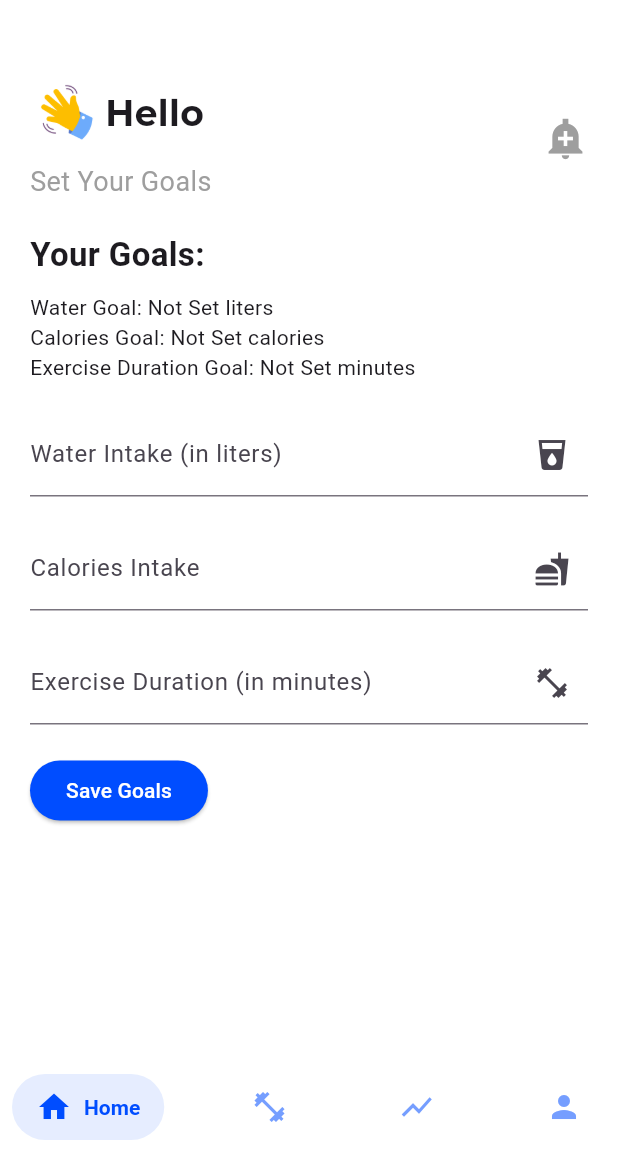
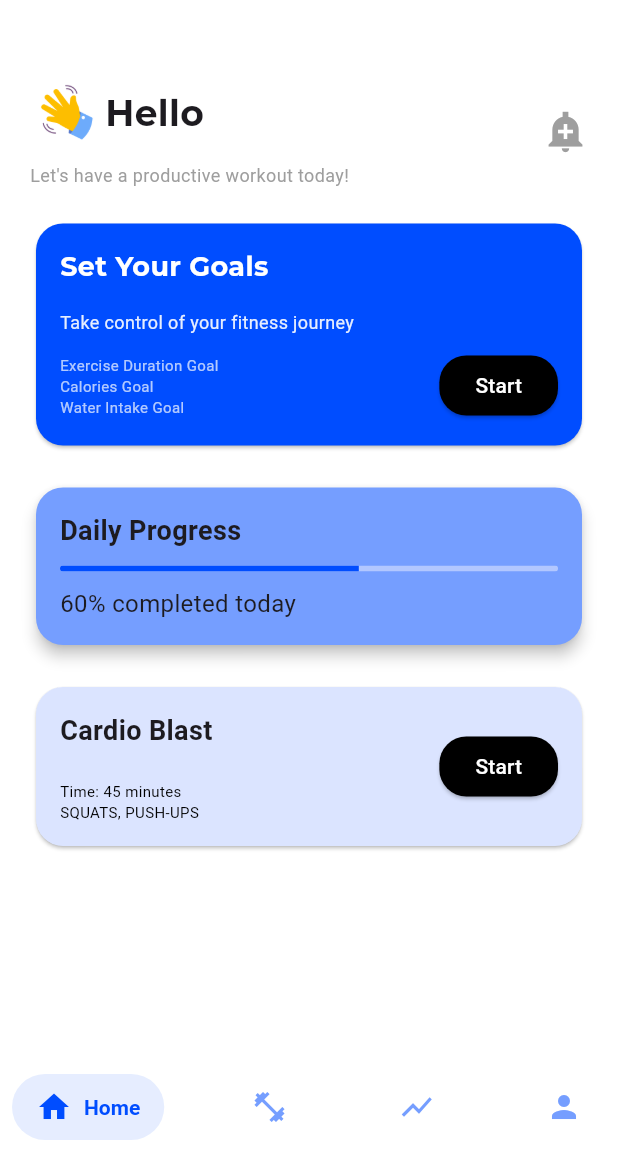
Before and after one commit to SarahA7med/health_trial, a Flutter app: the HomePage screen opened directly, on a phone screen of 412 x 824 dp, the part 84-1236 px from its top. Run offline on Flutter 3.47's test engine with Material 3 defaults, Android fonts, the phone set to English and light mode, and no system bars; drawn by our look-alikes of salomon_bottom_bar; our stand-ins replace carousel_slider, cloud_firestore, firebase_auth, firebase_core, flutter_speed_dial, numberpicker and 3 more; accounts and stored records are empty; project files that could hold a hidden picture were left out.

Commit message:
finish all ui

```diff
--- a/lib/Screens/HomeScreen.dart
+++ b/lib/Screens/HomeScreen.dart
@@ -5,6 +5,8 @@ import '../ViewModels/goals_viewmodel.dart';
 import 'package:firebase_auth/firebase_auth.dart';
 import 'package:shared_preferences/shared_preferences.dart';
 import 'package:cloud_firestore/cloud_firestore.dart';
+
+import 'Home_State.dart';
 
 class Homescreen extends StatelessWidget {
   final TextEditingController waterController = TextEditingController();
@@ -18,8 +20,8 @@ class Homescreen extends StatelessWidget {
       create: (context) => UserViewModel()..fetchUserData(),
       child: Scaffold(
         appBar: AppBar(
-          title: Text('Fitness Tracker',style:TextStyle(color: Colors.white),),
-          backgroundColor: Color(0xFF004DFF),
+          title: const Text('Fitness Tracker',style:TextStyle(color: Colors.white),),
+          backgroundColor: const Color(0xFF004DFF),
         ),
         backgroundColor: Colors.white,
         body: SingleChildScrollView(
@@ -40,14 +42,14 @@ class Homescreen extends StatelessWidget {
                           children: [
                             Row(
                               children: [
-                                Image(
+                                const Image(
                                   image: AssetImage("assets/waving-hand.png"),
                                   height: 50,
                                   width: 50,
                                 ),
                                 Text(
                                   "Hello  ${viewModel.userName ?? ' '}",
-                                  style: TextStyle(
+                                  style: const TextStyle(
                                     fontSize: 24,
                                     fontFamily: 'Montserrat',
                                     fontWeight: FontWeight.bold,
@@ -55,8 +57,8 @@ class Homescreen extends StatelessWidget {
                                 ),
                               ],
                             ),
-                            SizedBox(height: 8),
-                            Text(
+                            const SizedBox(height: 8),
+                            const Text(
                               "Set Your Goals",
                               style: TextStyle(
                                 fontSize: 18,
@@ -65,7 +67,7 @@ class Homescreen extends StatelessWidget {
                             ),
                           ],
                         ),
-                        Icon(Icons.add_alert_sharp, size: 30, color: Colors.grey),
+                        const Icon(Icons.add_alert_sharp, size: 30, color: Colors.grey),
                       ],
                     );
                   },
@@ -78,61 +80,88 @@ class Homescreen extends StatelessWidget {
                     return Column(
                       crossAxisAlignment: CrossAxisAlignment.start,
                       children: [
-                        Text(
+                        const Text(
                           "Your Goals:",
                           style: TextStyle(
                             fontSize: 22,
                             fontWeight: FontWeight.bold,
                           ),
                         ),
-                        SizedBox(height: 10),
+                        const SizedBox(height: 10),
                         Text("Water Goal: ${viewModel.waterGoal ?? 'Not Set'} liters"),
                         Text("Calories Goal: ${viewModel.caloriesGoal ?? 'Not Set'} calories"),
                         Text("Exercise Duration Goal: ${viewModel.exerciseDurationGoal ?? 'Not Set'} minutes"),
-                        SizedBox(height: 20),
+                        const SizedBox(height: 20),
                       ],
                     );
                   },
                 ),
 
                 // Water Intake Field
-                TextFormField(
+                Card(
+                  color: const Color(0xffB1c8ff),
+                  shape: RoundedRectangleBorder(
+                    borderRadius: BorderRadius.circular(18),
+                  ),
+                  child: Padding(
+                    padding: const EdgeInsets.only(left: 16.0,right: 16,bottom: 30,top: 30),
+                    child: TextFormField(
                       controller: waterController,
-                  keyboardType: TextInputType.numberWithOptions(decimal: true),
-                  decoration: InputDecoration(
+                      keyboardType: const TextInputType.numberWithOptions(decimal: true),
+                      decoration: const InputDecoration(
                         labelText: "Water Intake (in liters)",
                         hintText: "Enter amount of water (liter)",
                         suffixIcon: Icon(Icons.local_drink),
                       ),
                     ),
+                  ),
+                ),
                 const SizedBox(height: 20),
 
                 // Calories Intake Field
-                TextFormField(
+                Card(
+                  color: const Color(0xff759eff),
+                  shape: RoundedRectangleBorder(
+                    borderRadius: BorderRadius.circular(18),
+                  ),
+                  child: Padding(
+                    padding: const EdgeInsets.only(left: 16.0,right: 16,bottom: 30,top: 30),                    child: TextFormField(
                       controller: caloriesController,
                       keyboardType: TextInputType.number,
-                  decoration: InputDecoration(
+                      decoration: const InputDecoration(
                         labelText: "Calories Intake",
                         hintText: "Enter calories (e.g. 2000)",
                         suffixIcon: Icon(Icons.fastfood),
                       ),
                     ),
+                  ),
+                ),
                 const SizedBox(height: 20),
 
                 // Exercise Duration Field
-                TextFormField(
+                Card(
+                  color: const Color(0xffDbe4ff),
+                  shape: RoundedRectangleBorder(
+                    borderRadius: BorderRadius.circular(18),
+                  ),
+                  child: Padding(
+                    padding: const EdgeInsets.only(left: 16.0,right: 16,bottom: 30,top: 30),
+                    child: TextFormField(
                       controller: exerciseDurationController,
                       keyboardType: TextInputType.number,
-                  decoration: InputDecoration(
+                      decoration: const InputDecoration(
                         labelText: "Exercise Duration (in minutes)",
                         hintText: "Enter duration (e.g. 30)",
                         suffixIcon: Icon(Icons.fitness_center),
+                      ),
+                    ),
                   ),
                 ),
                 const SizedBox(height: 20),
 
                 // save goals button
                 ElevatedButton(
+
                   onPressed: () async {
 
                     String waterInput = waterController.text;
@@ -143,7 +172,7 @@ class Homescreen extends StatelessWidget {
                     double? waterGoal = double.tryParse(waterInput);
                     if (waterGoal == null || waterGoal < 1.0 || waterGoal > 7.0||waterGoal<0) {
                       ScaffoldMessenger.of(context).showSnackBar(
-                        SnackBar(
+                        const SnackBar(
                           content: Text("Invalid water input. Must be between 1 and 7 liters."),
                           backgroundColor: Colors.red,
                         ),
@@ -156,7 +185,7 @@ class Homescreen extends StatelessWidget {
                     int? caloriesGoal = int.tryParse(caloriesInput);
                     if (caloriesGoal == null || caloriesGoal <= 0) {
                       ScaffoldMessenger.of(context).showSnackBar(
-                        SnackBar(
+                        const SnackBar(
                           content: Text("Invalid colories input. Must be  positive and not null ."),
                           backgroundColor: Colors.red,
                         ),
@@ -169,7 +198,7 @@ class Homescreen extends StatelessWidget {
                     int? exerciseDurationGoal = int.tryParse(durationInput);
                     if (exerciseDurationGoal == null || exerciseDurationGoal < 10 || exerciseDurationGoal > 120) {
                       ScaffoldMessenger.of(context).showSnackBar(
-                        SnackBar(
+                        const SnackBar(
                           content: Text("Invalid water input. Must be between 10 and 120 minutes."),
                           backgroundColor: Colors.red,
                         ),
@@ -183,10 +212,12 @@ class Homescreen extends StatelessWidget {
                         .saveUserGoals(waterGoal, caloriesGoal, exerciseDurationGoal,context);
                   },
                   style: ElevatedButton.styleFrom(
-                    backgroundColor: Color(0xFF004DFF),
+                    backgroundColor: const Color(0xFF004DFF),
+
                   ),
-                  child: Text('Save Goals', style: TextStyle(color: Colors.white)),
+                  child: const Text('Save Goals', style: TextStyle(color: Colors.white)),
                 ),
+
               ],
             ),
           ),
--- a/lib/Screens/Home_State.dart
+++ b/lib/Screens/Home_State.dart
@@ -3,6 +3,7 @@ import 'package:salomon_bottom_bar/salomon_bottom_bar.dart';
 import 'HomeScreen.dart';
 import 'ProfileScreen.dart';
 import 'ProgressScreen.dart';
+import 'dash_board.dart';
 import 'workoutplan.dart';
 
 class HomePage extends StatefulWidget {
@@ -21,7 +22,8 @@ final _items=[
   SalomonBottomBarItem(icon: const Icon(Icons.person), title:const Text('Profile'))
 ];
   final List<Widget> _screens = [
-    Homescreen(),
+    DashBoard(),
+
     const WorkoutPlan(), // Ensure this class is named correctly
   const Progress(), // Ensure this class is named correctly
     const ProfileWidget( ), // Ensure this class is named correctly
--- a/lib/Screens/WaterTrackerPage.dart
+++ b/lib/Screens/WaterTrackerPage.dart
@@ -48,9 +48,9 @@ class _WaterTrackerPageState extends State<WaterTrackerPage> {
               duration: const Duration(milliseconds: 500), // Animation duration
               width: 150, // Set width to match the cup
               height: cupHeight, // Dynamically change height based on water consumed
-              decoration: BoxDecoration(
+              decoration: const BoxDecoration(
                 color: Colors.lightBlue, // Water color
-                borderRadius: const BorderRadius.only(
+                borderRadius: BorderRadius.only(
                   topLeft: Radius.circular(15.0),
                   topRight: Radius.circular(15.0),
                 ), // Curved top edge to simulate water rising
--- /dev/null
+++ b/lib/Screens/dash_board.dart
@@ -0,0 +1,262 @@
+import 'package:flutter/cupertino.dart';
+import 'package:flutter/material.dart';
+import 'package:provider/provider.dart';
+import '../ViewModels/goals_viewmodel.dart';
+import 'package:firebase_auth/firebase_auth.dart';
+import 'package:shared_preferences/shared_preferences.dart';
+import 'package:cloud_firestore/cloud_firestore.dart';
+
+import 'HomeScreen.dart';
+import 'Home_State.dart';
+
+class DashBoard extends StatelessWidget {
+
+
+
+  @override
+  Widget build(BuildContext context) {
+    return ChangeNotifierProvider(
+      create: (context) => UserViewModel()..fetchUserData(),
+      child: Scaffold(
+        appBar: AppBar(
+          title: const Text('Fitness Tracker',style:TextStyle(color: Colors.white),),
+          backgroundColor: const Color(0xFF004DFF),
+        ),
+        backgroundColor: Colors.white,
+        body: SingleChildScrollView(
+          child: Padding(
+            padding: const EdgeInsets.symmetric(horizontal: 20),
+            child: Column(
+              crossAxisAlignment: CrossAxisAlignment.start,
+              children: [
+                const SizedBox(height: 50),
+                // Greeting Section
+                Consumer<UserViewModel>(
+                  builder: (context, viewModel, child) {
+                    return Row(
+                      mainAxisAlignment: MainAxisAlignment.spaceBetween,
+                      children: [
+                        Column(
+                          crossAxisAlignment: CrossAxisAlignment.start,
+                          children: [
+                            Row(
+                              children: [
+                                const Image(
+                                  image: AssetImage("assets/waving-hand.png"),
+                                  height: 50,
+                                  width: 50,
+                                ),
+                                Text(
+                                  "Hello  ${viewModel.userName ?? ' '}",
+                                  style: const TextStyle(
+                                    fontSize: 24,
+                                    fontFamily: 'Montserrat',
+                                    fontWeight: FontWeight.bold,
+                                  ),
+                                ),
+                              ],
+                            ),
+                            const SizedBox(height: 8),
+                            const Text(
+                              "Let's have a productive workout today!",
+                              style: TextStyle(
+                                fontSize: 12,
+                                color: Colors.grey,
+                              ),
+                            ),
+                          ],
+                        ),
+                        const Icon(Icons.add_alert_sharp, size: 30, color: Colors.grey),
+                      ],
+                    );
+                  },
+                ),
+                const SizedBox(height: 20),
+
+                // show goals
+                // Daily Challenge Section
+                Card(
+                  color: const Color(0xFF004dff), // Blue background
+                  shape: RoundedRectangleBorder(
+                    borderRadius: BorderRadius.circular(18),
+                  ),
+                  child: Padding(
+                    padding: const EdgeInsets.all(16.0),
+                    child: Column(
+                      crossAxisAlignment: CrossAxisAlignment.start,
+                      children: [
+                        const Text(
+                          "Set Your Goals",
+                          style: TextStyle(
+                            fontSize: 18,
+                            fontFamily: 'Montserrat',
+                            color: Colors.white,
+                            fontWeight: FontWeight.bold,
+                          ),
+                        ),
+                        const SizedBox(height: 15),
+                        Text(
+                          "Take control of your fitness journey",
+                          style: TextStyle(
+                            fontSize: 12,
+                            color: Colors.white.withOpacity(0.9),
+                          ),
+                        ),
+                        const SizedBox(height: 10),
+                        Row(
+                          mainAxisAlignment: MainAxisAlignment.spaceBetween,
+                          children: [
+                            const Column(
+                              crossAxisAlignment: CrossAxisAlignment.start,
+                              children: [
+                                Text(
+                                  "Exercise Duration Goal",
+                                  style: TextStyle(
+                                    fontSize: 10,
+                                    color: Colors.white70,
+                                  ),
+                                ),
+                                Text(
+                                  "Calories Goal",
+                                  style: TextStyle(
+                                    fontSize: 10,
+                                    color: Colors.white70,
+                                  ),
+                                ),
+                                Text(
+                                  "Water Intake Goal",
+                                  style: TextStyle(
+                                    fontSize: 10,
+                                    color: Colors.white70,
+                                  ),
+                                ),
+                              ],
+                            ),
+                            ElevatedButton(
+                              onPressed: () {
+                                Navigator.of(context).push(MaterialPageRoute(
+                                    builder: (context) => Homescreen()));
+                              },
+                              style: ElevatedButton.styleFrom(
+                                backgroundColor: Colors.black,
+                                shape: RoundedRectangleBorder(
+                                  borderRadius: BorderRadius.circular(18),
+                                ),
+                              ),
+                              child: const Text(
+                                "Start",
+                                style: TextStyle(color: Colors.white),
+                              ),
+                            ),
+                          ],
+                        ),
+                      ],
+                    ),
+                  ),
+                ),
+                const SizedBox(height: 20),
+
+                // Daily Progress Section
+                Card(
+                  color: const Color(0xff759eff),
+                  shape: RoundedRectangleBorder(
+                    borderRadius: BorderRadius.circular(18),
+                  ),
+                  elevation: 4,
+                  child: Padding(
+                    padding: const EdgeInsets.all(16.0),
+                    child: Column(
+                      crossAxisAlignment: CrossAxisAlignment.start,
+                      children: [
+                        const Text(
+                          "Daily Progress",
+                          style: TextStyle(
+                            fontSize: 18,
+                            fontWeight: FontWeight.bold,
+                          ),
+                        ),
+                        const SizedBox(height: 10),
+                        ClipRRect(
+                          borderRadius: BorderRadius.circular(8),
+                          child: const LinearProgressIndicator(
+                            value: 0.6,
+                            backgroundColor: Color(0xffb2c7ff), // Lighter background for progress bar
+                            valueColor:
+                            AlwaysStoppedAnimation<Color>(Color(0xFF004dff)),
+                          ),
+                        ),
+                        const SizedBox(height: 10),
+                        const Text(
+                          "60% completed today",
+                          style: TextStyle(fontSize: 16),
+                        ),
+                      ],
+                    ),
+                  ),
+                ),
+                const SizedBox(height: 20),
+
+                // Recommended Tasks Section (Similar Cards)
+                Card(
+                  color: const Color(0xffDBe4ff),
+                  shape: RoundedRectangleBorder(
+                    borderRadius: BorderRadius.circular(18),
+                  ),
+                  child: Padding(
+                    padding: const EdgeInsets.all(16.0),
+                    child: Row(
+                      mainAxisAlignment: MainAxisAlignment.spaceBetween,
+                      children: [
+                        const Column(
+                          crossAxisAlignment: CrossAxisAlignment.start,
+                          children: [
+                            Text(
+                              "Cardio Blast",
+                              style: TextStyle(
+                                fontSize: 18,
+                                fontWeight: FontWeight.bold,
+                              ),
+                            ),
+                            SizedBox(height: 20),
+                            Text(
+                              "Time: 45 minutes",
+                              style: TextStyle(
+                                fontSize: 10,
+                                color: Colors.black,
+                              ),
+                            ),
+                            Text(
+                              "SQUATS, PUSH-UPS",
+                              style: TextStyle(
+                                fontSize: 10,
+                                color: Colors.black,
+                              ),
+                            ),
+                          ],
+                        ),
+                        ElevatedButton(
+                          onPressed: () {},
+                          style: ElevatedButton.styleFrom(
+                            backgroundColor: Colors.black,
+                            shape: RoundedRectangleBorder(
+                              borderRadius: BorderRadius.circular(18),
+                            ),
+                          ),
+                          child: const Text(
+                            "Start",
+                            style: TextStyle(color: Colors.white),
+                          ),
+                        ),
+                      ],
+                    ),
+                  ),
+                ),
+
+              ],
+            ),
+          ),
+        ),
+      ),
+    );
+  }
+}
--- a/lib/Screens/on_boarding_screen.dart
+++ b/lib/Screens/on_boarding_screen.dart
@@ -1,5 +1,6 @@
 import 'package:flutter/material.dart';
 
+import 'Home_State.dart';
 import 'get_start_screen.dart';
 
 class OnBoardingScreen extends StatelessWidget {
@@ -55,7 +56,8 @@ class OnBoardingScreen extends StatelessWidget {
                     style: TextStyle(color: Colors.black, fontSize: 22),
                   ),
                 ),
-              )
+              ),
+
             ],
           ),
         ),
```
Also changed, not shown: lib/Screens/SignUp.dart (+26 -17 lines), lib/Screens/get_start_screen.dart (+21 -1 lines), lib/Screens/walking_tracker_page.dart (+14 -14 lines), lib/Screens/weight_hight.dart (+27 -3 lines), pubspec.lock, 1 other file. Lines whose indentation alone changed are shown as unchanged.
